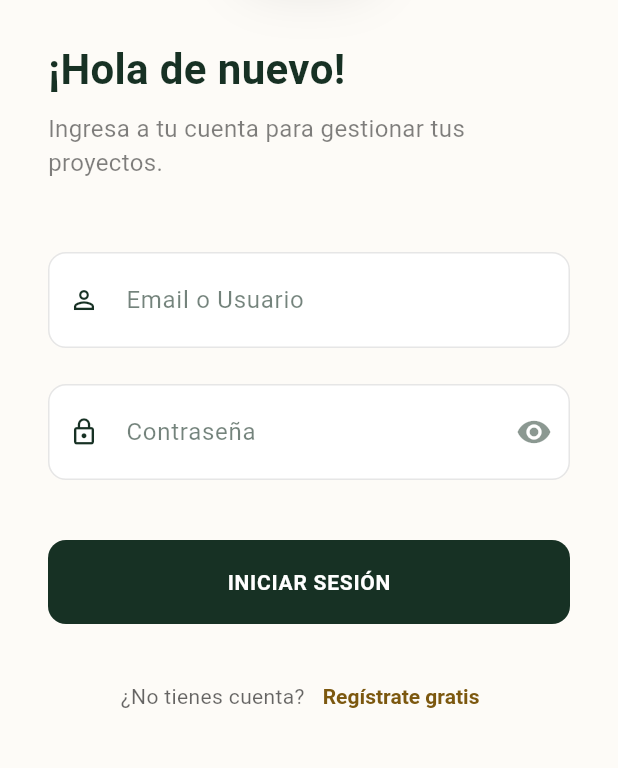
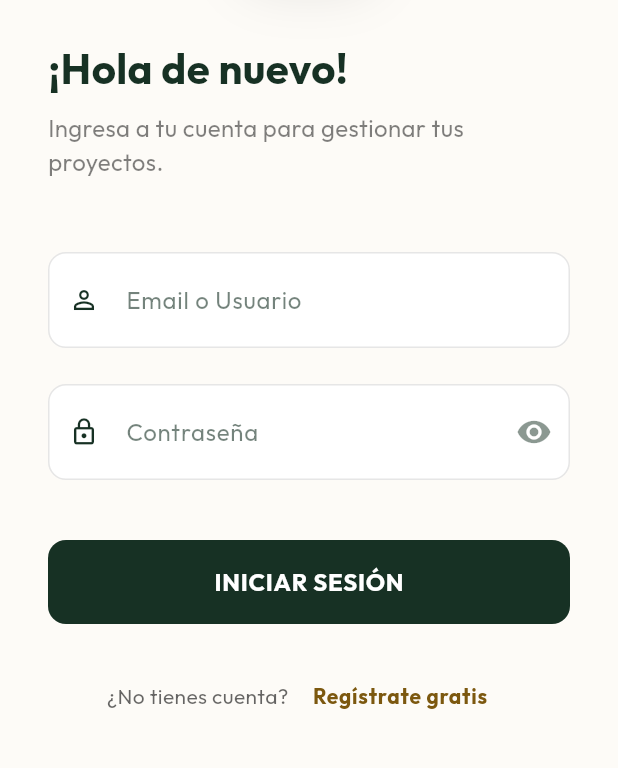
Before and after one commit to acostheta/PoleBarns, a Flutter app: the screen it shows after launch, on a phone screen of 412 x 824 dp, the part 339-1107 px from its top. Run offline on Flutter 3.47's test engine with Material 3 defaults, Android fonts, the phone set to English and light mode, and no system bars; our stand-ins replace flutter_image_compress, flutter_map, flutter_markdown, flutter_riverpod, go_router, google_fonts and 6 more; accounts and stored records are empty.

Commit message:
style: update global design system with premium JP Pole n Barns theme and brand colors

```diff
--- a/packages/core/design_system/lib/src/theme/app_colors.dart
+++ b/packages/core/design_system/lib/src/theme/app_colors.dart
@@ -1,26 +1,30 @@
 import 'package:flutter/material.dart';
 
 class AppColors {
-  // Primary - Amber
-  static const Color primary = Color(0xFFD97706); // amber-600
+  // J&P Pole n Barns - Brand Colors
+  static const Color primary = Color(0xFF173124); // Forest Green
+  static const Color secondary = Color(0xFF7C580F); // Earthy Gold
 
-  static const Color primaryLight = Color(0xFFFBBF24); // amber-400
+  static const Color primaryLight = Color(0xFF2D4B3B);
+  static const Color secondaryLight = Color(0xFF9E7A2E);
 
-  // Accent - Green
+  // Accent - Green (Legacy or specialized)
   static const Color accentGreen = Color(0xFF166534); // green-800
   static const Color accentGreenLight = Color(0xFFDCFCE7); // green-100
   static const Color accentGreenDark = Color(0xFF14532D); // green-900
 
   // Backgrounds
   static const Color backgroundLight = Color(0xFFFDFBF7);
+  static const Color backgroundSurface = Color(0xFFFFFFFF);
 
   // Surfaces
   static const Color surfaceLight = Color(0xFFFFFFFF);
 
   // Text
-  static const Color textLight = Color(0xFF374151); // gray-700
+  static const Color textLight = Color(0xFF173124); // Brand color for text
+  static const Color textMuted = Color(0x80173124); // Muted brand color
 
-  // Stone (for borders/inputs)
+  // Stone (for borders/inputs/neutral elements)
   static const Color stone50 = Color(0xFFFAFAF9);
   static const Color stone100 = Color(0xFFF5F5F4);
   static const Color stone200 = Color(0xFFE7E5E4);
--- a/packages/core/design_system/lib/src/theme/app_theme.dart
+++ b/packages/core/design_system/lib/src/theme/app_theme.dart
@@ -11,104 +11,134 @@ class AppTheme {
         brightness: Brightness.light,
         primary: AppColors.primary,
         onPrimary: Colors.white,
-        secondary: AppColors.accentGreen,
+        secondary: AppColors.secondary,
         onSecondary: Colors.white,
-        error: Colors.red,
+        error: Colors.redAccent,
         onError: Colors.white,
         surface: AppColors.surfaceLight,
         onSurface: AppColors.textLight,
+        outline: AppColors.stone200,
       ),
       scaffoldBackgroundColor: AppColors.backgroundLight,
       cardColor: AppColors.surfaceLight,
-      textTheme: GoogleFonts.robotoTextTheme().apply(
+      textTheme: GoogleFonts.outfitTextTheme().apply(
         bodyColor: AppColors.textLight,
         displayColor: AppColors.textLight,
       ),
-      cardTheme: const CardThemeData(
+      cardTheme: CardThemeData(
         color: AppColors.surfaceLight,
-        elevation: 2,
-        shadowColor: Colors.black12,
+        elevation: 0,
         margin: EdgeInsets.zero,
         shape: RoundedRectangleBorder(
-          borderRadius: BorderRadius.all(Radius.circular(8)),
-          side: BorderSide(color: AppColors.stone200),
+          borderRadius: const BorderRadius.all(Radius.circular(20)),
+          side: BorderSide(color: Colors.black.withValues(alpha: 0.05)),
         ),
       ),
       inputDecorationTheme: InputDecorationTheme(
         filled: true,
-        fillColor: AppColors.stone100,
-        contentPadding:
-            const EdgeInsets.symmetric(horizontal: 16, vertical: 12),
+        fillColor: Colors.white,
+        contentPadding: const EdgeInsets.symmetric(horizontal: 20, vertical: 16),
         border: OutlineInputBorder(
-          borderRadius: BorderRadius.circular(8),
-          borderSide: const BorderSide(color: AppColors.stone300),
+          borderRadius: BorderRadius.circular(12),
+          borderSide: BorderSide(color: Colors.black.withValues(alpha: 0.1)),
         ),
         enabledBorder: OutlineInputBorder(
-          borderRadius: BorderRadius.circular(8),
-          borderSide: const BorderSide(color: AppColors.stone300),
+          borderRadius: BorderRadius.circular(12),
+          borderSide: BorderSide(color: Colors.black.withValues(alpha: 0.1)),
         ),
         focusedBorder: OutlineInputBorder(
-          borderRadius: BorderRadius.circular(8),
-          borderSide: const BorderSide(color: AppColors.primary),
+          borderRadius: BorderRadius.circular(12),
+          borderSide: const BorderSide(color: AppColors.secondary, width: 2),
         ),
-        labelStyle: const TextStyle(color: AppColors.stone500),
-        hintStyle: const TextStyle(color: AppColors.stone400),
+        labelStyle: TextStyle(color: AppColors.primary.withValues(alpha: 0.6), fontWeight: FontWeight.w500),
+        hintStyle: TextStyle(color: AppColors.primary.withValues(alpha: 0.3)),
       ),
       elevatedButtonTheme: ElevatedButtonThemeData(
         style: ElevatedButton.styleFrom(
           backgroundColor: AppColors.primary,
           foregroundColor: Colors.white,
-            padding: const EdgeInsets.symmetric(vertical: 12, horizontal: 16),
+          elevation: 0,
+          padding: const EdgeInsets.symmetric(vertical: 16, horizontal: 24),
           shape: RoundedRectangleBorder(
-              borderRadius: BorderRadius.circular(8),
+            borderRadius: BorderRadius.circular(12),
           ),
-            textStyle: GoogleFonts.roboto(
+          textStyle: GoogleFonts.outfit(
             fontWeight: FontWeight.bold,
             fontSize: 16,
-            )),
+            letterSpacing: 0.5,
+          ),
+        ),
+      ),
+      filledButtonTheme: FilledButtonThemeData(
+        style: FilledButton.styleFrom(
+          backgroundColor: AppColors.primary,
+          foregroundColor: Colors.white,
+          elevation: 0,
+          padding: const EdgeInsets.symmetric(vertical: 16, horizontal: 24),
+          shape: RoundedRectangleBorder(
+            borderRadius: BorderRadius.circular(12),
+          ),
+          textStyle: GoogleFonts.outfit(
+            fontWeight: FontWeight.bold,
+            fontSize: 16,
+            letterSpacing: 0.5,
+          ),
+        ),
       ),
       textButtonTheme: TextButtonThemeData(
         style: TextButton.styleFrom(
           foregroundColor: AppColors.primary,
-          textStyle: GoogleFonts.roboto(
-            fontWeight: FontWeight.w500,
+          padding: const EdgeInsets.symmetric(horizontal: 16, vertical: 8),
+          textStyle: GoogleFonts.outfit(
+            fontWeight: FontWeight.bold,
+            fontSize: 14,
+            letterSpacing: 0.5,
           ),
         ),
       ),
       iconTheme: const IconThemeData(
-        color: AppColors.stone500,
+        color: AppColors.primary,
+        size: 24,
       ),
-      drawerTheme: const DrawerThemeData(
-        backgroundColor: AppColors.surfaceLight,
-        surfaceTintColor: Colors.transparent,
-      ),
-      listTileTheme: ListTileThemeData(
-        iconColor: AppColors.stone500,
-        textColor: AppColors.textLight,
-        selectedColor: AppColors.primary,
-        selectedTileColor:
-            AppColors.primaryLight.withValues(alpha: 0.2), // Amber-100 approx
-        shape: RoundedRectangleBorder(borderRadius: BorderRadius.circular(8)),
-      ),
-      appBarTheme: const AppBarTheme(
-        backgroundColor: AppColors.surfaceLight,
-        foregroundColor: AppColors.textLight,
+      appBarTheme: AppBarTheme(
+        backgroundColor: Colors.white,
+        foregroundColor: AppColors.primary,
         surfaceTintColor: Colors.transparent,
         elevation: 0,
         scrolledUnderElevation: 0,
         centerTitle: false,
-        iconTheme: IconThemeData(color: AppColors.textLight),
+        titleTextStyle: GoogleFonts.outfit(
+          color: AppColors.primary,
+          fontSize: 20,
+          fontWeight: FontWeight.bold,
         ),
-      dividerTheme: const DividerThemeData(
+        iconTheme: const IconThemeData(color: AppColors.primary),
+      ),
+      listTileTheme: ListTileThemeData(
+        iconColor: AppColors.primary.withValues(alpha: 0.6),
+        textColor: AppColors.textLight,
+        selectedColor: AppColors.primary,
+        selectedTileColor: AppColors.primary.withValues(alpha: 0.05),
+        shape: RoundedRectangleBorder(borderRadius: BorderRadius.circular(12)),
+        contentPadding: const EdgeInsets.symmetric(horizontal: 16, vertical: 4),
+      ),
+      dividerTheme: DividerThemeData(
         thickness: 1,
-        color: AppColors.stone200,
+        color: Colors.black.withValues(alpha: 0.05),
         space: 1,
       ),
-      tabBarTheme: const TabBarTheme(
+      tabBarTheme: TabBarTheme(
         dividerColor: Colors.transparent,
-        indicatorColor: AppColors.primary,
+        indicatorColor: AppColors.secondary,
         labelColor: AppColors.primary,
-        unselectedLabelColor: AppColors.stone500,
+        unselectedLabelColor: AppColors.primary.withValues(alpha: 0.4),
+        labelStyle: GoogleFonts.outfit(fontWeight: FontWeight.bold),
+        unselectedLabelStyle: GoogleFonts.outfit(fontWeight: FontWeight.w500),
+      ),
+      dialogTheme: DialogTheme(
+        backgroundColor: Colors.white,
+        surfaceTintColor: Colors.transparent,
+        shape: RoundedRectangleBorder(borderRadius: BorderRadius.circular(28)),
       ),
     );
   }
```
Lines whose indentation alone changed are shown as unchanged.
